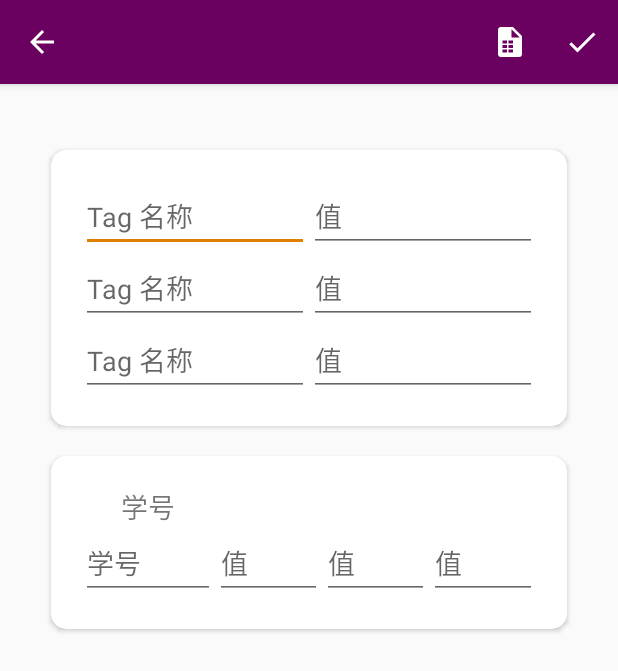
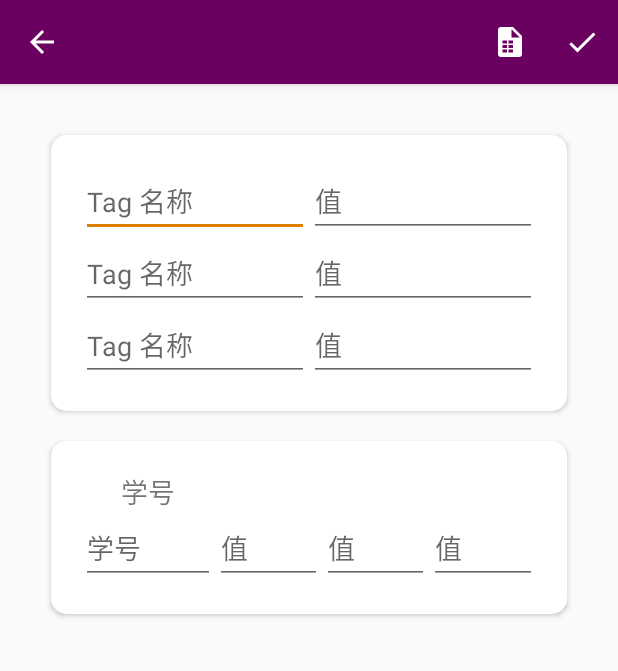
Before and after one commit to 22dm/NIMS, an Android app: the EditTags screen opened directly, with no data from a screen before it, after a tap on "提交", on a phone screen of 412 x 824 dp. Shown: the top 671 px of the screen. Run offline under Robolectric (Android 15) with nearby library versions, the light colour scheme and no system bars; network calls fail.

Commit message:
代码格式化，权限细分：管理员通过可将成员的“操作员” Tag 设置为 1 来任命操作员，操作员可为成员设置除“操作员”以外的 Tag

```diff
--- a/app/src/main/java/moe/nyako/NIMS/EditTags.java
+++ b/app/src/main/java/moe/nyako/NIMS/EditTags.java
@@ -20,7 +20,6 @@ import org.json.JSONObject;
 public class EditTags extends NFCRead {
 
     LinearLayout lowerTableLayout;
-
 
     //绘制标题栏按钮
     @Override
@@ -62,6 +61,14 @@ public class EditTags extends NFCRead {
             tags.put(((EditText) findViewById(R.id.key1)).getText().toString());
             tags.put(((EditText) findViewById(R.id.key2)).getText().toString());
             tags.put(((EditText) findViewById(R.id.key3)).getText().toString());
+
+            //只有管理员可以修改“操作员”
+            if (!TagLists.admin)
+                if (tags.getString(0).equals("操作员") || tags.getString(1).equals("操作员") || tags.getString(2).equals("操作员")) {
+                    Toast.makeText(this, "权限不足，只有本组织管理员才可修改“操作员”Tag", Toast.LENGTH_SHORT).show();
+                    return;
+                }
+
             data.put("tags", tags);
 
             //添加修改内容
--- a/app/src/main/res/layout/activity_edit_tags.xml
+++ b/app/src/main/res/layout/activity_edit_tags.xml
@@ -31,7 +31,7 @@
                 android:layout_width="match_parent"
                 android:layout_height="wrap_content"
                 android:layout_marginLeft="10dp"
-                android:layout_marginTop="20dp"
+                android:layout_marginTop="10dp"
                 android:layout_marginRight="10dp"
                 android:layout_marginBottom="10dp"
                 app:cardCornerRadius="10dp">
@@ -124,7 +124,7 @@
                     android:layout_marginLeft="10dp"
                     android:layout_marginTop="10dp"
                     android:layout_marginRight="10dp"
-                    android:layout_marginBottom="20dp"
+                    android:layout_marginBottom="10dp"
                     app:cardCornerRadius="10dp">
 
                     <TableLayout
```
Also changed, not shown: app/src/main/java/moe/nyako/NIMS/TagLists.java (+18 -4 lines), 2 other files.
